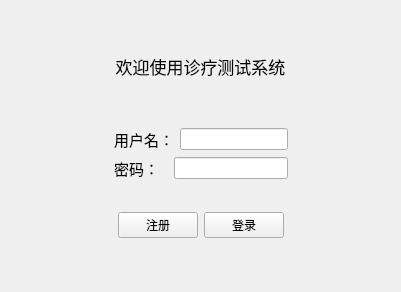
First picture: the form in CaseHistoryManager/loginview.ui, repository leeonbeans/QT_learning, before the edit.
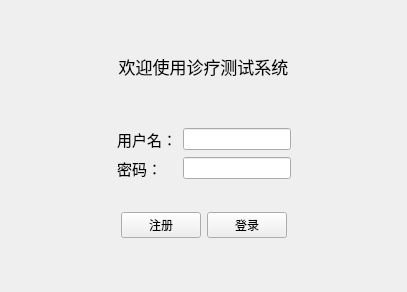
Second picture: the form after the edit.

```diff
--- a/CaseHistoryManager/loginview.ui
+++ b/CaseHistoryManager/loginview.ui
@@ -6,7 +6,7 @@
    <rect>
     <x>0</x>
     <y>0</y>
-    <width>400</width>
+    <width>407</width>
     <height>292</height>
    </rect>
   </property>
@@ -102,6 +102,12 @@
         <layout class="QHBoxLayout" name="horizontalLayout_2">
          <item>
           <widget class="QLabel" name="label_3">
+           <property name="minimumSize">
+            <size>
+             <width>60</width>
+             <height>0</height>
+            </size>
+           </property>
            <property name="font">
             <font>
              <pointsize>11</pointsize>
@@ -112,22 +118,6 @@
            </property>
           </widget>
          </item>
-         <item>
-          <spacer name="horizontalSpacer_5">
-           <property name="orientation">
-            <enum>Qt::Orientation::Horizontal</enum>
-           </property>
-           <property name="sizeType">
-            <enum>QSizePolicy::Policy::Preferred</enum>
-           </property>
-           <property name="sizeHint" stdset="0">
-            <size>
-             <width>9</width>
-             <height>20</height>
-            </size>
-           </property>
-          </spacer>
-         </item>
          <item>
           <widget class="QLineEdit" name="inputPassword">
            <property name="alignment">
```
